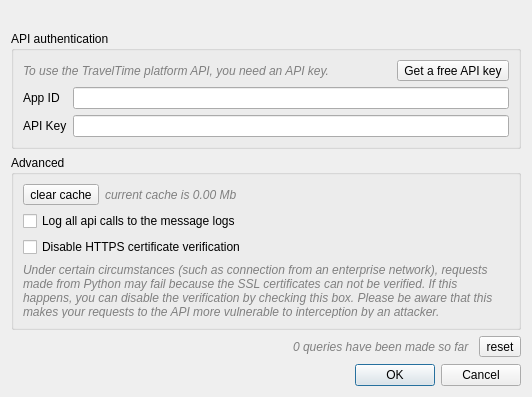
This is ui/ConfigDialog.ui in traveltime-dev/traveltime-platform-qgis-plugin as Qt 5 draws it before an edit. The edited form follows.
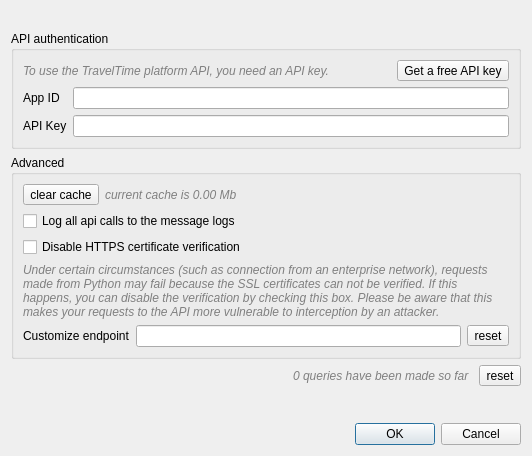
This is the edited form. Icons and pictures are not drawn. Custom widgets are drawn as their Qt base class.

Commit message: [feature] #10 (allow to customize endpoint)

```diff
--- a/ui/ConfigDialog.ui
+++ b/ui/ConfigDialog.ui
@@ -7,7 +7,7 @@
     <x>0</x>
     <y>0</y>
     <width>532</width>
-    <height>397</height>
+    <height>456</height>
    </rect>
   </property>
   <property name="windowTitle">
@@ -134,6 +134,27 @@
         </property>
        </widget>
       </item>
+      <item>
+       <layout class="QHBoxLayout" name="horizontalLayout_4">
+        <item>
+         <widget class="QLabel" name="label_5">
+          <property name="text">
+           <string>Customize endpoint</string>
+          </property>
+         </widget>
+        </item>
+        <item>
+         <widget class="QLineEdit" name="endpointLineEdit"/>
+        </item>
+        <item>
+         <widget class="QToolButton" name="endpointResetButton">
+          <property name="text">
+           <string>reset</string>
+          </property>
+         </widget>
+        </item>
+       </layout>
+      </item>
      </layout>
     </widget>
    </item>
```
The commit also changes 7 other files.
